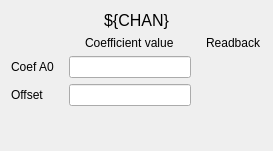
This is bcmApp/ui/bcm_equation_params_SC.ui in slaclab/BunchChargeMonitor as Qt 5 draws it before an edit. The edited form follows.
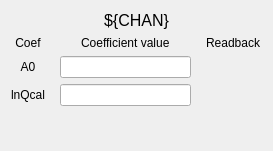
This is the edited form. Custom widgets are drawn as their Qt base class.

Commit message: Updated the SC equations ui to show Coef_lnQcal

Diff of the .ui file:
```diff
--- a/bcmApp/ui/bcm_equation_params_SC.ui
+++ b/bcmApp/ui/bcm_equation_params_SC.ui
@@ -130,14 +130,30 @@
      <item row="1" column="0">
       <widget class="QLabel" name="label">
        <property name="text">
-        <string>Coef A0</string>
+        <string>A0</string>
+       </property>
+       <property name="alignment">
+        <set>Qt::AlignCenter</set>
        </property>
       </widget>
      </item>
      <item row="2" column="0">
       <widget class="QLabel" name="label_4">
        <property name="text">
-        <string>Offset</string>
+        <string>lnQcal</string>
+       </property>
+       <property name="alignment">
+        <set>Qt::AlignCenter</set>
+       </property>
+      </widget>
+     </item>
+     <item row="0" column="0">
+      <widget class="QLabel" name="label_2">
+       <property name="text">
+        <string>Coef</string>
+       </property>
+       <property name="alignment">
+        <set>Qt::AlignCenter</set>
        </property>
       </widget>
      </item>
```
Left out of the diff: 2 changed lines with no effect on the pictures.
